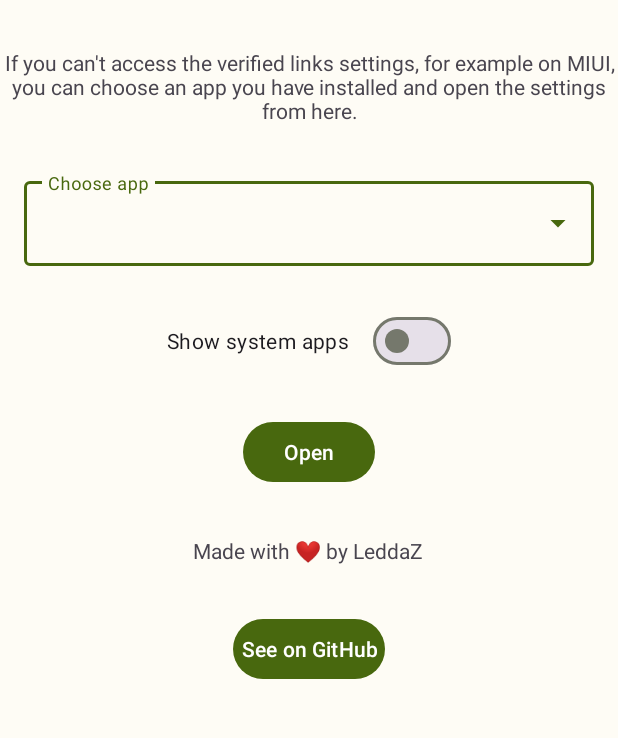
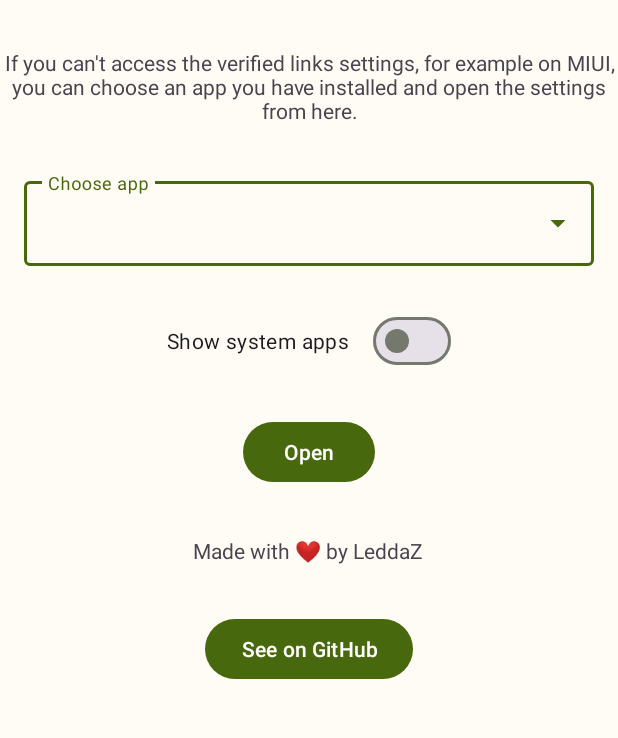
Before and after one commit to LeddaZ/LinkVerifier, an Android app: the screen it shows after launch (MainActivity), on a phone screen of 412 x 824 dp, the part 105-843 px from its top. Run offline under Robolectric (Android 15) with nearby library versions, the phone set to English and light mode, and no system bars.

Commit message:
LinkVerifier: Remove explicit padding specification on buttons
Signed-off-by: Leonardo Ledda <leonardoledda@gmail.com>

```diff
--- a/app/src/main/res/layout/activity_main.xml
+++ b/app/src/main/res/layout/activity_main.xml
@@ -62,7 +62,6 @@
             android:layout_height="wrap_content"
             android:text="@string/open"
             android:gravity="center"
-            android:padding="5sp"
             android:layout_marginBottom="16sp"
             android:layout_marginTop="16sp"
             android:onClick="openLinkSettings" />
@@ -84,7 +83,6 @@
             android:layout_marginBottom="16sp"
             android:gravity="center"
             android:onClick="openGitHub"
-            android:padding="5sp"
             android:text="@string/open_github" />
 
     </com.google.android.material.appbar.AppBarLayout>
```
